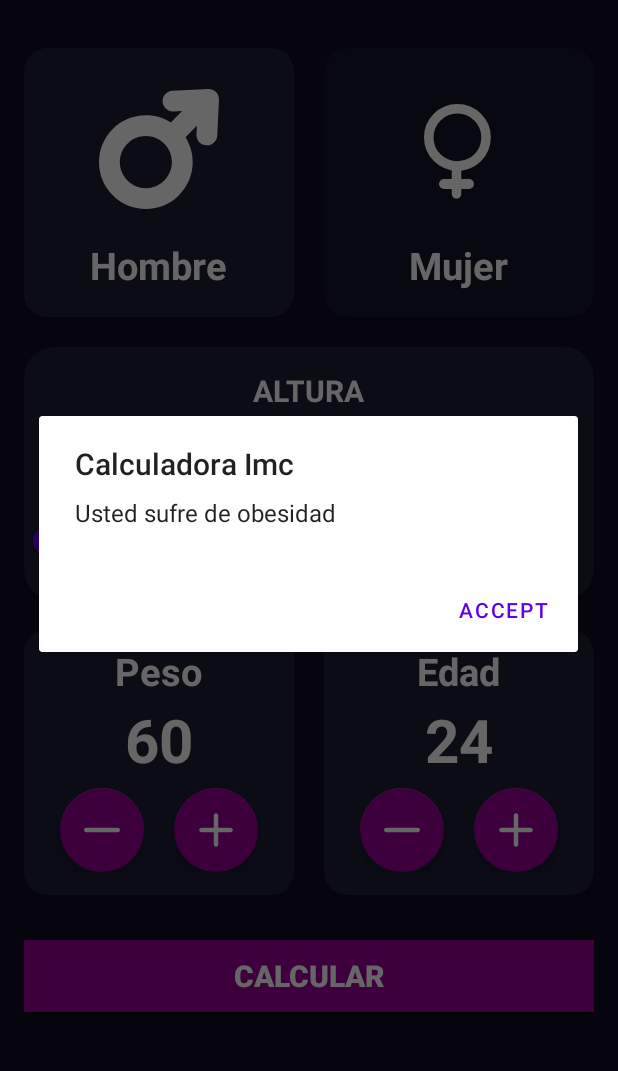
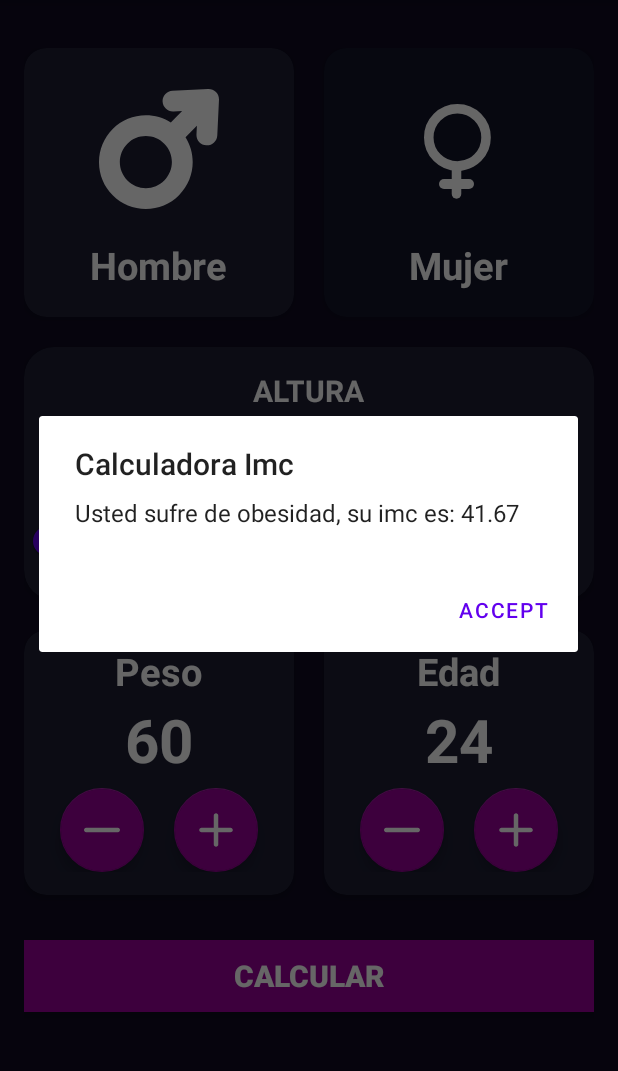
Before and after one commit to Loza64/Practicas-JS, an Android app: the ImcCalculatorActivity screen opened directly, with no data from a screen before it, after a tap on "CALCULAR", on a phone screen of 412 x 824 dp, the part 84-1155 px from its top. Run offline under Robolectric (Android 15) with nearby library versions, the phone set to English and light mode, and no system bars; 2 other taps on this screen came first.

Commit message:
Finish Calculate Imc

```diff
--- a/Kotlin/app/src/main/java/com/loza/application/Activities/exercices/ImcCalculatorActivity.kt
+++ b/Kotlin/app/src/main/java/com/loza/application/Activities/exercices/ImcCalculatorActivity.kt
@@ -22,7 +22,6 @@ class ImcCalculatorActivity : AppCompatActivity() {
     private var height = 120
     private var weight = 60
     private var age = 24
-    private var imc = 0.0
 
     private lateinit var cardMale:CardView
     private lateinit var cardFemale:CardView
@@ -91,6 +90,13 @@ class ImcCalculatorActivity : AppCompatActivity() {
         cardFemale.setCardBackgroundColor(getBackGround(femaleSelected))
     }
 
+    // Peso/(Altura esta en metros al cuadrado)
+    private fun getImc(weight:Int,height:Int):Double{
+        val imc = weight / (height.toDouble()/100 * height.toDouble()/100)
+        val df = DecimalFormat("#.##")
+        return df.format(imc).toDouble()
+    }
+
     private fun initListeners(){
         cardMale.setOnClickListener{
             maleSelected = true
@@ -138,18 +144,20 @@ class ImcCalculatorActivity : AppCompatActivity() {
         }
 
         btnCalculateImc.setOnClickListener {
-            imc = weight / (height/100).toDouble().pow(2)// Peso/(Altura en metros al cuadrado)
+            val imc = getImc(weight, height)
             if(imc < 18.5){
-                showAlertDialog("Su peso es bajo")
+                showAlertDialog("Su peso es bajo, su imc es: $imc")
             }
-            if(imc > 18.5 && imc <= 24.9 ){
-                showAlertDialog("Su peso es normal")
+            else if(imc > 18.5 && imc <= 24.9 ){
+                showAlertDialog("Su peso es normal, su imc es: $imc")
             }
-            if(imc > 25 && imc <= 29.9){
-                showAlertDialog("Usted sufre de sobre peso")
+            else if(imc > 25 && imc <= 29.9){
+                showAlertDialog("Usted sufre de sobre peso, su imc es: $imc")
             }
-            if(imc > 30){
-                showAlertDialog("Usted sufre de obesidad")
+            else if(imc > 30){
+                showAlertDialog("Usted sufre de obesidad, su imc es: $imc")
+            }else{
+                showAlertDialog("Resultado no valido")
             }
         }
     }
--- a/Kotlin/app/src/main/res/layout/activity_menu.xml
+++ b/Kotlin/app/src/main/res/layout/activity_menu.xml
@@ -20,7 +20,7 @@
         android:id="@+id/btnCalculator"
         android:layout_width="match_parent"
         android:layout_height="wrap_content"
-        android:text="Calculadora"
+        android:text="Calculadora Imc"
         android:layout_gravity="center"
         android:layout_margin="5dp"
         />
```
